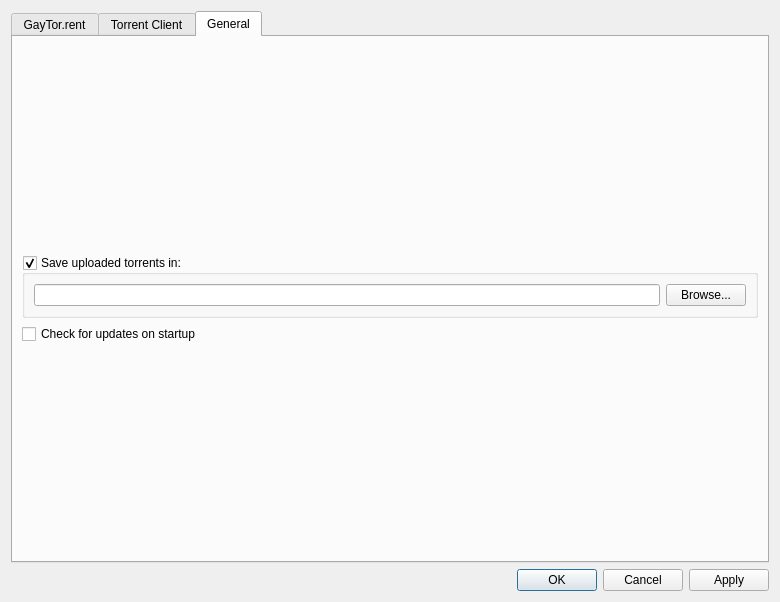
Before: the Qt Designer form src/settingswindow.ui in vancer0/guu-cpp, drawn with Qt 5.
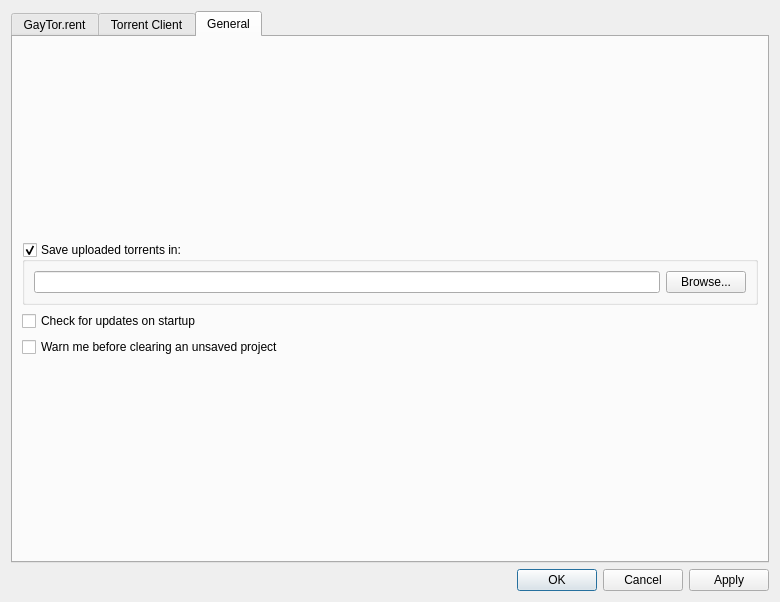
After: the same form once the commit is applied. Icons and pictures are not drawn.

```diff
--- a/src/settingswindow.ui
+++ b/src/settingswindow.ui
@@ -563,6 +563,13 @@
          </property>
         </widget>
        </item>
+       <item>
+        <widget class="QCheckBox" name="saveWarn">
+         <property name="text">
+          <string>Warn me before clearing an unsaved project</string>
+         </property>
+        </widget>
+       </item>
        <item>
         <spacer name="verticalSpacer_2">
          <property name="orientation">
```
